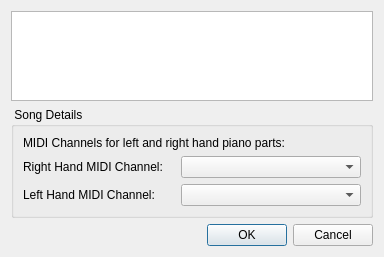
This is PianoBooster/src/GuiSongDetailsDialog.ui in chrisballinger/PianoBooster as Qt 5 draws it before an edit. The edited form follows.
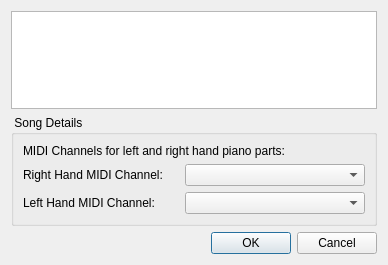
This is the edited form.

```diff
--- a/PianoBooster/src/GuiSongDetailsDialog.ui
+++ b/PianoBooster/src/GuiSongDetailsDialog.ui
@@ -1,12 +1,12 @@
 <ui version="4.0" >
  <class>GuiSongDetailsDialog</class>
- <widget class="QDialog" name="GuiSongDetailsDialog" >
-  <property name="geometry" >
+ <widget class="QDialog" name="GuiSongDetailsDialog">
+  <property name="geometry">
    <rect>
     <x>0</x>
     <y>0</y>
-    <width>384</width>
-    <height>257</height>
+    <width>388</width>
+    <height>265</height>
    </rect>
   </property>
   <property name="windowTitle" >
@@ -41,15 +41,15 @@
           </property>
          </widget>
         </item>
-        <item row="0" column="1" >
-         <widget class="QComboBox" name="leftHandChannelCombo" >
-          <property name="sizePolicy" >
-           <sizepolicy vsizetype="Preferred" hsizetype="Preferred" >
+        <item row="0" column="1">
+         <widget class="QComboBox" name="rightHandChannelCombo">
+          <property name="sizePolicy">
+           <sizepolicy hsizetype="Preferred" vsizetype="Preferred">
             <horstretch>0</horstretch>
             <verstretch>0</verstretch>
            </sizepolicy>
           </property>
-          <property name="minimumSize" >
+          <property name="minimumSize">
            <size>
             <width>180</width>
             <height>0</height>
@@ -64,15 +64,15 @@
           </property>
          </widget>
         </item>
-        <item row="1" column="1" >
-         <widget class="QComboBox" name="rightHandChannelCombo" >
-          <property name="sizePolicy" >
-           <sizepolicy vsizetype="Preferred" hsizetype="Preferred" >
+        <item row="1" column="1">
+         <widget class="QComboBox" name="leftHandChannelCombo">
+          <property name="sizePolicy">
+           <sizepolicy hsizetype="Preferred" vsizetype="Preferred">
             <horstretch>0</horstretch>
             <verstretch>0</verstretch>
            </sizepolicy>
           </property>
-          <property name="minimumSize" >
+          <property name="minimumSize">
            <size>
             <width>150</width>
             <height>0</height>
```
Left out of the diff: 49 changed lines with no effect on the pictures.
